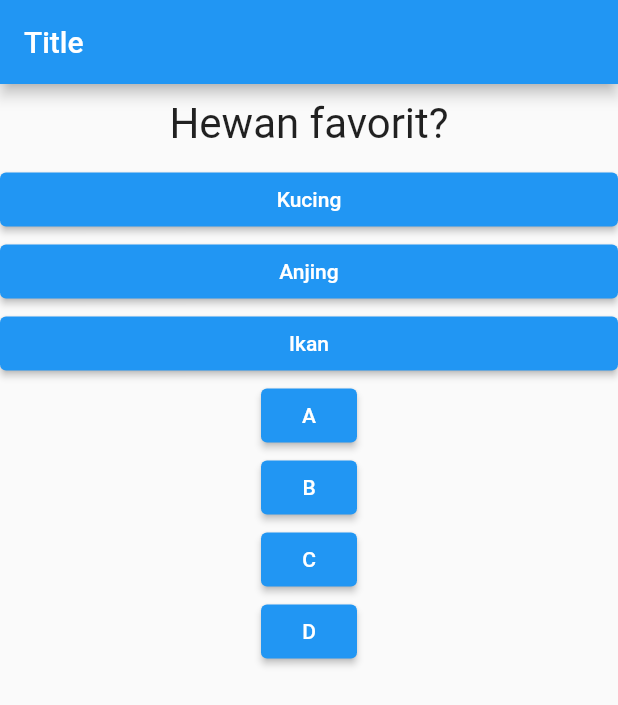
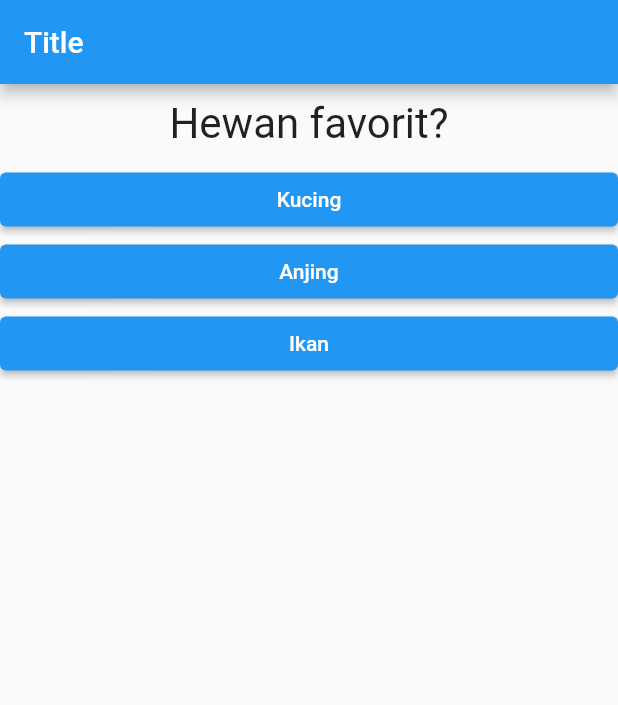
Before and after one commit to ibnunaufal/flutter_quiz_app, a Flutter app: the screen it shows after launch, after a tap on "Black", on a phone screen of 412 x 824 dp. Shown: the top 705 px of the screen. Run offline on Flutter 3.47's test engine with Material 2 defaults, Android fonts, the phone set to English and light mode, and no system bars.

```diff
--- a/lib/main.dart
+++ b/lib/main.dart
@@ -14,15 +14,6 @@ class MyApp extends StatefulWidget {
 
 class _MyAppState extends State<MyApp> {
   var questionsIndex = 0;
-  void answerQuestion() {
-    setState(() {
-      questionsIndex += 1;
-    });
-    print("pencet");
-  }
-
-  @override
-  Widget build(BuildContext context) {
   var questions = [
     {
       'questionText': 'Apa warna favorit?',
@@ -33,20 +24,32 @@ class _MyAppState extends State<MyApp> {
       'answer': ['Kucing', 'Anjing', 'Ikan']
     }
   ];
+  void answerQuestion() {
+    if (questionsIndex < questions.length) {
+      setState(() {
+        questionsIndex += 1;
+      });
+      print("pencet");
+    }
+  }
+
+  @override
+  Widget build(BuildContext context) {
     // TODO: implement build
     return MaterialApp(
       home: Scaffold(
         appBar: AppBar(title: Text("Title")),
-        body: Column(children: [
+        body: questionsIndex < questions.length
+            ? Column(children: [
                 Question(questions[questionsIndex]['questionText']),
-          ...(questions[questionsIndex]['answer'] as List<String>).map((ans) {
+                ...(questions[questionsIndex]['answer'] as List<String>)
+                    .map((ans) {
                   return Answer(answerQuestion, ans);
                 }).toList(),
-          ElevatedButton(onPressed: answerQuestion, child: Text('A')),
-          ElevatedButton(onPressed: answerQuestion, child: Text('B')),
-          ElevatedButton(onPressed: answerQuestion, child: Text('C')),
-          ElevatedButton(onPressed: answerQuestion, child: Text('D')),
-        ]),
+              ])
+            : Center(
+                child: Text('Sudah selesai'),
+              ),
       ),
     );
   }
```
Lines whose indentation alone changed are shown as unchanged.
